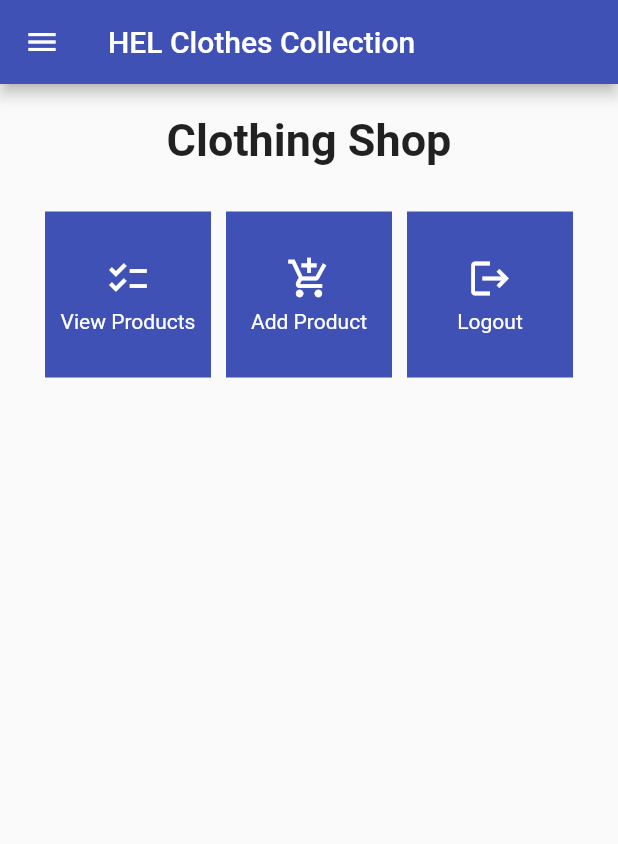
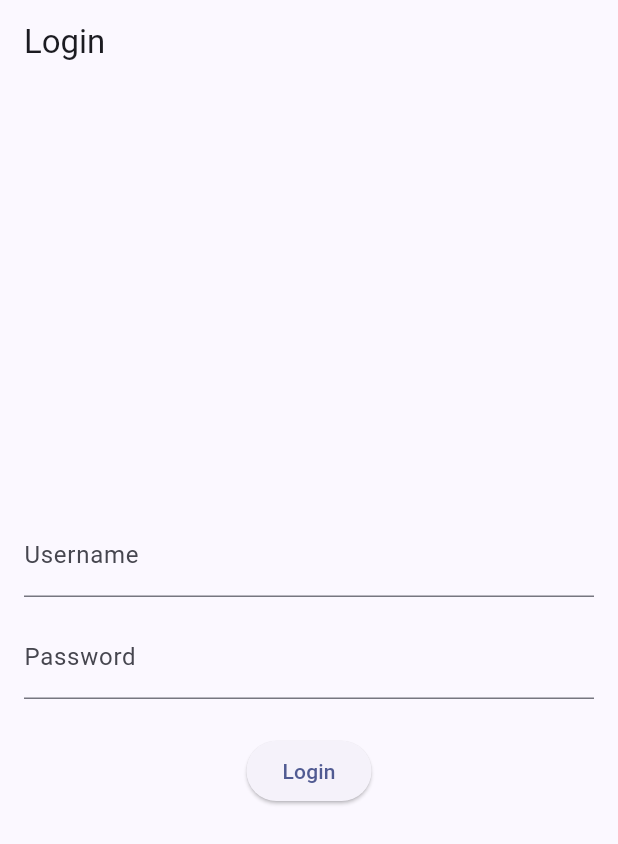
Before and after one commit to MariaHelgaGriz/clothes_collection_mobile, a Flutter app: the screen it shows after launch, on a phone screen of 412 x 824 dp. Shown: the top 844 px of the screen. Run offline on Flutter 3.47's test engine with Material 2 defaults, Android fonts, the phone set to English and light mode, and no system bars; missing offline and left inert: pbp_django_auth.

Commit message:
Assignment 9 Completed

```diff
--- a/lib/main.dart
+++ b/lib/main.dart
@@ -1,4 +1,7 @@
+import 'package:clothes_collection_mobile/screens/login.dart';
 import 'package:flutter/material.dart';
+import 'package:pbp_django_auth/pbp_django_auth.dart';
+import 'package:provider/provider.dart';
 import 'package:clothes_collection_mobile/screens/menu.dart';
 
 void main() {
@@ -6,33 +9,22 @@
 }
 
 class MyApp extends StatelessWidget {
-  const MyApp({super.key});
+    const MyApp({Key? key}) : super(key: key);
 
-  // This widget is the root of your application.
     @override
     Widget build(BuildContext context) {
-    return MaterialApp(
-      title: 'Flutter Demo',
+        return Provider(
+            create: (_) {
+                CookieRequest request = CookieRequest();
+                return request;
+            },
+            child: MaterialApp(
+                title: 'Flutter App',
                 theme: ThemeData(
-          // This is the theme of your application.
-          //
-          // TRY THIS: Try running your application with "flutter run". You'll see
-          // the application has a blue toolbar. Then, without quitting the app,
-          // try changing the seedColor in the colorScheme below to Colors.green
-          // and then invoke "hot reload" (save your changes or press the "hot
-          // reload" button in a Flutter-supported IDE, or press "r" if you used
-          // the command line to start the app).
-          //
-          // Notice that the counter didn't reset back to zero; the application
-          // state is not lost during the reload. To reset the state, use hot
-          // restart instead.
-          //
-          // This works for code too, not just values: Most code changes can be
-          // tested with just a hot reload.
-          primarySwatch: Colors.indigo
-          // useMaterial3: true,
+                    colorScheme: ColorScheme.fromSeed(seedColor: Colors.indigo),
+                    useMaterial3: true,
                 ),
-      home: MyHomePage(),
+                home: LoginPage()),
             );
     }
 }
--- /dev/null
+++ b/lib/screens/login.dart
@@ -0,0 +1,114 @@
+import 'package:clothes_collection_mobile/screens/menu.dart';
+import 'package:flutter/material.dart';
+import 'package:pbp_django_auth/pbp_django_auth.dart';
+import 'package:provider/provider.dart';
+
+void main() {
+    runApp(const LoginApp());
+}
+
+class LoginApp extends StatelessWidget {
+const LoginApp({super.key});
+
+@override
+Widget build(BuildContext context) {
+    return MaterialApp(
+        title: 'Login',
+        theme: ThemeData(
+            primarySwatch: Colors.blue,
+    ),
+    home: const LoginPage(),
+    );
+    }
+}
+
+class LoginPage extends StatefulWidget {
+    const LoginPage({super.key});
+
+    @override
+    _LoginPageState createState() => _LoginPageState();
+}
+
+class _LoginPageState extends State<LoginPage> {
+    final TextEditingController _usernameController = TextEditingController();
+    final TextEditingController _passwordController = TextEditingController();
+
+    @override
+    Widget build(BuildContext context) {
+        final request = context.watch<CookieRequest>();
+        return Scaffold(
+            appBar: AppBar(
+                title: const Text('Login'),
+            ),
+            body: Container(
+                padding: const EdgeInsets.all(16.0),
+                child: Column(
+                    mainAxisAlignment: MainAxisAlignment.center,
+                    children: [
+                        TextField(
+                            controller: _usernameController,
+                            decoration: const InputDecoration(
+                                labelText: 'Username',
+                            ),
+                        ),
+                        const SizedBox(height: 12.0),
+                        TextField(
+                            controller: _passwordController,
+                            decoration: const InputDecoration(
+                                labelText: 'Password',
+                            ),
+                            obscureText: true,
+                        ),
+                        const SizedBox(height: 24.0),
+                        ElevatedButton(
+                            onPressed: () async {
+                                String username = _usernameController.text;
+                                String password = _passwordController.text;
+
+                                // Check credentials
+                                // TODO: Change the URL and don't forget to add a trailing slash (/) at the end of the URL!
+                                // To connect the Android emulator to Django on localhost,
+                                // use the URL http://10.0.2.2/
+                                final response = await request.login("http://127.0.0.1:8000/auth/login/", {
+                                'username': username,
+                                'password': password,
+                                });
+
+                                if (request.loggedIn) {
+                                    String message = response['message'];
+                                    String uname = response['username'];
+                                    Navigator.pushReplacement(
+                                        context,
+                                        MaterialPageRoute(builder: (context) => MyHomePage()),
+                                    );
+                                    ScaffoldMessenger.of(context)
+                                        ..hideCurrentSnackBar()
+                                        ..showSnackBar(
+                                            SnackBar(content: Text("$message Welcome, $uname.")));
+                                    } else {
+                                    showDialog(
+                                        context: context,
+                                        builder: (context) => AlertDialog(
+                                            title: const Text('Login Failed'),
+                                            content:
+                                                Text(response['message']),
+                                            actions: [
+                                                TextButton(
+                                                    child: const Text('OK'),
+                                                    onPressed: () {
+                                                        Navigator.pop(context);
+                                                    },
+                                                ),
+                                            ],
+                                        ),
+                                    );
+                                }
+                            },
+                            child: const Text('Login'),
+                        ),
+                    ],
+                ),
+            ),
+        );
+    }
+}
--- a/pubspec.yaml
+++ b/pubspec.yaml
@@ -35,6 +35,9 @@
   # The following adds the Cupertino Icons font to your application.
   # Use with the CupertinoIcons class for iOS style icons.
   cupertino_icons: ^1.0.2
+  provider: ^6.1.1
+  pbp_django_auth: ^0.4.0
+  http: ^1.1.0
 
 dev_dependencies:
   flutter_test:
```
Also changed, not shown: lib/models/product.dart (added, +71 -0 lines), lib/screens/clothlist_form.dart (+32 -26 lines), lib/screens/detail_product.dart (added, +62 -0 lines), lib/screens/list_product.dart (added, +106 -0 lines), lib/widgets/cloth_card.dart (+34 -5 lines), lib/widgets/left_drawer.dart (+12 -0 lines), pubspec.lock, 2 other files. Lines whose indentation alone changed are shown as unchanged.
